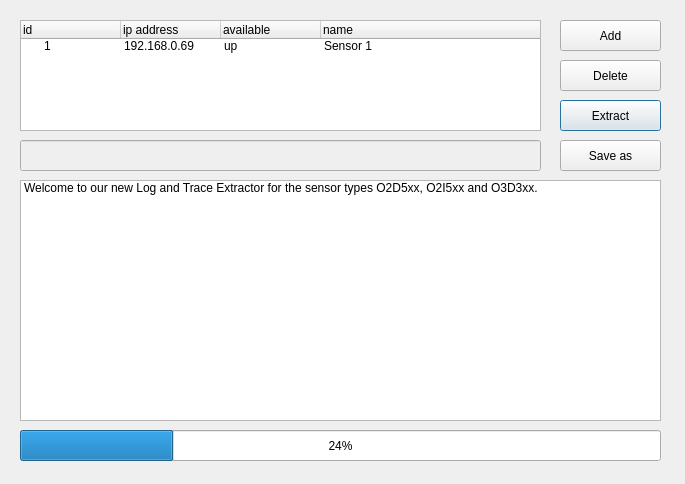
Before: the Qt Designer form qt_designer/ui_form.ui in ifm/ifmVision-ServiceTool, drawn with Qt 5.
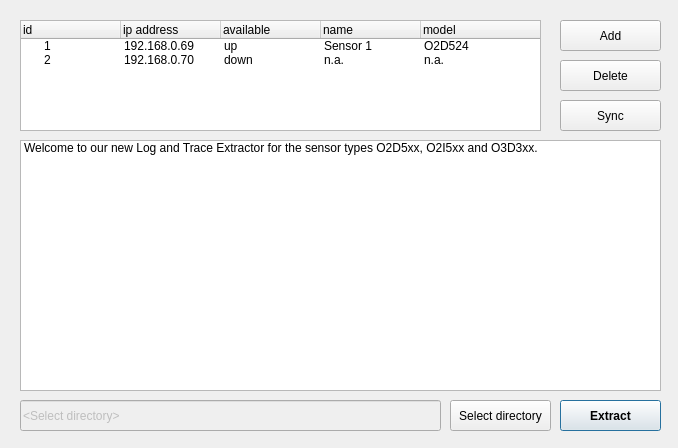
After: the same form once the commit is applied.

Commit message: Base Feature Implementation and Changes on GUI

Patch:
```diff
--- a/qt_designer/ui_form.ui
+++ b/qt_designer/ui_form.ui
@@ -6,8 +6,8 @@
    <rect>
     <x>0</x>
     <y>0</y>
-    <width>685</width>
-    <height>484</height>
+    <width>678</width>
+    <height>448</height>
    </rect>
   </property>
   <property name="windowTitle">
@@ -17,11 +17,16 @@
    <property name="geometry">
     <rect>
      <x>560</x>
-     <y>100</y>
+     <y>400</y>
      <width>101</width>
      <height>31</height>
     </rect>
    </property>
+   <property name="font">
+    <font>
+     <bold>true</bold>
+    </font>
+   </property>
    <property name="text">
     <string>Extract</string>
    </property>
@@ -33,9 +38,9 @@
    <property name="geometry">
     <rect>
      <x>20</x>
-     <y>180</y>
+     <y>140</y>
      <width>641</width>
-     <height>241</height>
+     <height>251</height>
     </rect>
    </property>
    <item>
@@ -44,31 +49,6 @@
     </property>
    </item>
   </widget>
-  <widget class="QProgressBar" name="progressBar">
-   <property name="geometry">
-    <rect>
-     <x>20</x>
-     <y>430</y>
-     <width>641</width>
-     <height>31</height>
-    </rect>
-   </property>
-   <property name="autoFillBackground">
-    <bool>false</bool>
-   </property>
-   <property name="value">
-    <number>24</number>
-   </property>
-   <property name="alignment">
-    <set>Qt::AlignLeading|Qt::AlignLeft|Qt::AlignVCenter</set>
-   </property>
-   <property name="textVisible">
-    <bool>true</bool>
-   </property>
-   <property name="invertedAppearance">
-    <bool>false</bool>
-   </property>
-  </widget>
   <widget class="QTreeWidget" name="treeWidget">
    <property name="geometry">
     <rect>
@@ -98,6 +78,11 @@
      <string>name</string>
     </property>
    </column>
+   <column>
+    <property name="text">
+     <string>model</string>
+    </property>
+   </column>
    <item>
     <property name="text">
      <string>1</string>
@@ -111,6 +96,26 @@
     <property name="text">
      <string>Sensor 1</string>
     </property>
+    <property name="text">
+     <string>O2D524</string>
+    </property>
+   </item>
+   <item>
+    <property name="text">
+     <string>2</string>
+    </property>
+    <property name="text">
+     <string>192.168.0.70</string>
+    </property>
+    <property name="text">
+     <string>down</string>
+    </property>
+    <property name="text">
+     <string>n.a.</string>
+    </property>
+    <property name="text">
+     <string>n.a.</string>
+    </property>
    </item>
   </widget>
   <widget class="QPushButton" name="pushButton_2">
@@ -142,14 +147,14 @@
   <widget class="QToolButton" name="toolButton">
    <property name="geometry">
     <rect>
-     <x>560</x>
-     <y>140</y>
+     <x>450</x>
+     <y>400</y>
      <width>101</width>
      <height>31</height>
     </rect>
    </property>
    <property name="text">
-    <string>Save as</string>
+    <string>Select directory</string>
    </property>
   </widget>
   <widget class="QLineEdit" name="lineEdit">
@@ -159,13 +164,26 @@
    <property name="geometry">
     <rect>
      <x>20</x>
-     <y>140</y>
-     <width>521</width>
+     <y>400</y>
+     <width>421</width>
      <height>31</height>
     </rect>
    </property>
    <property name="text">
-    <string/>
+    <string>&lt;Select directory&gt;</string>
+   </property>
+  </widget>
+  <widget class="QPushButton" name="pushButton_4">
+   <property name="geometry">
+    <rect>
+     <x>560</x>
+     <y>100</y>
+     <width>101</width>
+     <height>31</height>
+    </rect>
+   </property>
+   <property name="text">
+    <string>Sync</string>
    </property>
   </widget>
  </widget>
```
The commit also changes 5 other files.
